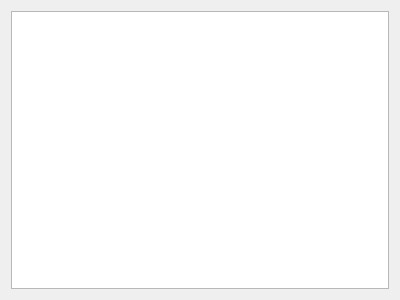
Before: the Qt Designer form InvenTree_dialogs/dialogselectinventreecategory.ui in martonmiklos/qntree, drawn with Qt 5.
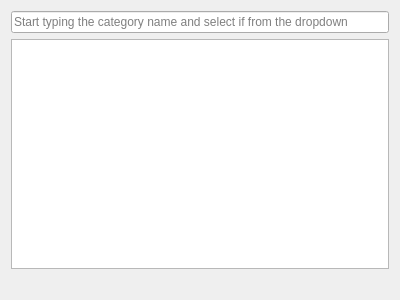
After: the same form once the commit is applied.

```diff
--- a/InvenTree_dialogs/dialogselectinventreecategory.ui
+++ b/InvenTree_dialogs/dialogselectinventreecategory.ui
@@ -15,8 +15,22 @@
   </property>
   <layout class="QGridLayout" name="gridLayout">
    <item row="0" column="0">
+    <widget class="QLineEdit" name="lineEditFilterSelector">
+     <property name="placeholderText">
+      <string>Start typing the category name and select if from the dropdown</string>
+     </property>
+    </widget>
+   </item>
+   <item row="1" column="0">
     <widget class="QTreeView" name="treeViewCategory"/>
    </item>
+   <item row="2" column="0">
+    <widget class="QLabel" name="labelError">
+     <property name="text">
+      <string/>
+     </property>
+    </widget>
+   </item>
   </layout>
  </widget>
  <resources/>
```
